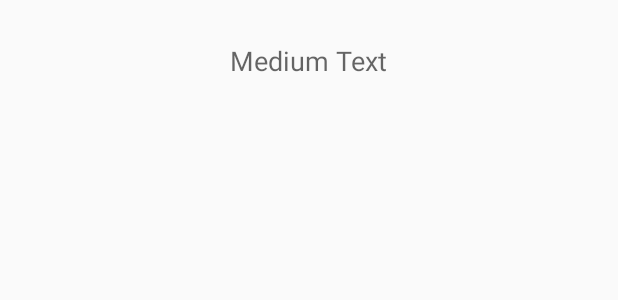
After one commit to Fertalicious/Kronos, an Android app: the layout item_view.xml on its own in the app's theme, with its tools: preview values and no code run, on a phone screen of 412 x 824 dp. The commit adds this screen. Shown: the top 300 px of the screen. Run offline under Robolectric (Android 15) with nearby library versions, the phone set to English and light mode, and no system bars.

Commit message:
added listview to main page can see a list of the times need to format the time and calculate a countdown

```diff
--- /dev/null
+++ b/app/src/main/res/layout/item_view.xml
@@ -0,0 +1,14 @@
+<?xml version="1.0" encoding="utf-8"?>
+<RelativeLayout xmlns:android="http://schemas.android.com/apk/res/android"
+    android:layout_width="match_parent" android:layout_height="match_parent">
+
+    <TextView
+        android:layout_width="wrap_content"
+        android:layout_height="wrap_content"
+        android:textAppearance="?android:attr/textAppearanceMedium"
+        android:text="Medium Text"
+        android:id="@+id/dateTimeTextView"
+        android:layout_marginTop="28dp"
+        android:layout_alignParentTop="true"
+        android:layout_centerHorizontal="true" />
+</RelativeLayout>
```
Also changed, not shown: app/src/main/java/com/industries/fertile/countdowner/MainActivity.java (+50 -0 lines), app/src/main/res/layout/content_main.xml (+6 -3 lines).
